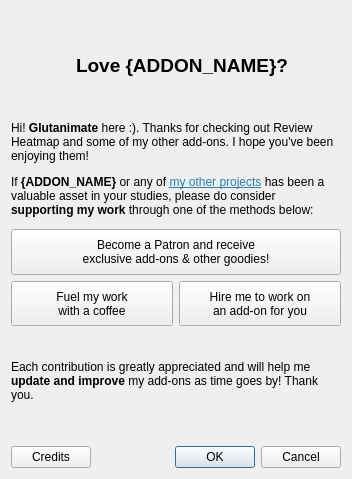
glutanimate/review-heatmap, file designer/contrib.ui: the form before one commit.
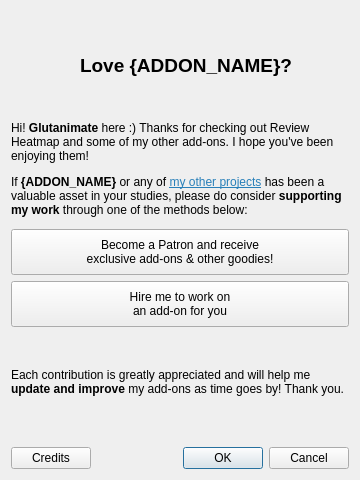
The form after the commit. Icons and pictures are not drawn.

Commit message: Update contrib buttons

The edit to the form file:
```diff
--- a/designer/contrib.ui
+++ b/designer/contrib.ui
@@ -6,8 +6,8 @@
    <rect>
     <x>0</x>
     <y>0</y>
-    <width>352</width>
-    <height>479</height>
+    <width>360</width>
+    <height>480</height>
    </rect>
   </property>
   <property name="sizePolicy">
@@ -97,7 +97,7 @@
         </sizepolicy>
        </property>
        <property name="text">
-        <string>&lt;html&gt;&lt;head/&gt;&lt;body&gt;&lt;p&gt;Hi! &lt;span style=&quot; font-weight:600;&quot;&gt;Glutanimate&lt;/span&gt; here :). Thanks for checking out Review Heatmap and some of my other add-ons. I hope you've been enjoying them! &lt;/p&gt;&lt;p&gt;If &lt;span style=&quot; font-weight:600;&quot;&gt;{ADDON_NAME}&lt;/span&gt; or any of &lt;a href=&quot;action://installed-addons&quot;&gt;&lt;span style=&quot; text-decoration: underline; color:#2980b9;&quot;&gt;my other projects&lt;/span&gt;&lt;/a&gt; has been a valuable asset in your studies, please do consider &lt;span style=&quot; font-weight:600;&quot;&gt;supporting my work&lt;/span&gt; through one of the methods below:&lt;/p&gt;&lt;/body&gt;&lt;/html&gt;</string>
+        <string>&lt;html&gt;&lt;head/&gt;&lt;body&gt;&lt;p&gt;Hi! &lt;span style=&quot; font-weight:600;&quot;&gt;Glutanimate&lt;/span&gt; here :) Thanks for checking out Review Heatmap and some of my other add-ons. I hope you've been enjoying them! &lt;/p&gt;&lt;p&gt;If &lt;span style=&quot; font-weight:600;&quot;&gt;{ADDON_NAME}&lt;/span&gt; or any of &lt;a href=&quot;action://installed-addons&quot;&gt;&lt;span style=&quot; text-decoration: underline; color:#2980b9;&quot;&gt;my other projects&lt;/span&gt;&lt;/a&gt; has been a valuable asset in your studies, please do consider &lt;span style=&quot; font-weight:600;&quot;&gt;supporting my work&lt;/span&gt; through one of the methods below:&lt;/p&gt;&lt;/body&gt;&lt;/html&gt;</string>
        </property>
        <property name="wordWrap">
         <bool>true</bool>
@@ -125,60 +125,6 @@
      </item>
      <item>
       <layout class="QGridLayout" name="gridLayout">
-       <item row="2" column="0">
-        <widget class="QPushButton" name="btnCoffee">
-         <property name="sizePolicy">
-          <sizepolicy hsizetype="Expanding" vsizetype="Minimum">
-           <horstretch>0</horstretch>
-           <verstretch>0</verstretch>
-          </sizepolicy>
-         </property>
-         <property name="toolTip">
-          <string>Each coffee helps. Thank you!</string>
-         </property>
-         <property name="text">
-          <string>Fuel my work
-with a coffee</string>
-         </property>
-         <property name="icon">
-          <iconset resource="../resources/icons.qrc">
-           <normaloff>:/review_heatmap/icons/coffee.svg</normaloff>:/review_heatmap/icons/coffee.svg</iconset>
-         </property>
-         <property name="iconSize">
-          <size>
-           <width>32</width>
-           <height>32</height>
-          </size>
-         </property>
-        </widget>
-       </item>
-       <item row="2" column="1">
-        <widget class="QPushButton" name="btnMail">
-         <property name="sizePolicy">
-          <sizepolicy hsizetype="Expanding" vsizetype="Minimum">
-           <horstretch>0</horstretch>
-           <verstretch>0</verstretch>
-          </sizepolicy>
-         </property>
-         <property name="toolTip">
-          <string>&lt;html&gt;Feel free to send me an email with your idea – be it a new add-on or feature in an existing add-on – and we can work things out.&lt;/html&gt;</string>
-         </property>
-         <property name="text">
-          <string>Hire me to work on
-an add-on for you</string>
-         </property>
-         <property name="icon">
-          <iconset resource="../resources/icons.qrc">
-           <normaloff>:/review_heatmap/icons/email.svg</normaloff>:/review_heatmap/icons/email.svg</iconset>
-         </property>
-         <property name="iconSize">
-          <size>
-           <width>32</width>
-           <height>14</height>
-          </size>
-         </property>
-        </widget>
-       </item>
        <item row="1" column="0" colspan="2">
         <widget class="QPushButton" name="btnPatreon">
          <property name="sizePolicy">
@@ -206,6 +152,33 @@
          </property>
         </widget>
        </item>
+       <item row="2" column="0" colspan="2">
+        <widget class="QPushButton" name="btnMail">
+         <property name="sizePolicy">
+          <sizepolicy hsizetype="Expanding" vsizetype="Minimum">
+           <horstretch>0</horstretch>
+           <verstretch>0</verstretch>
+          </sizepolicy>
+         </property>
+         <property name="toolTip">
+          <string>&lt;html&gt;Feel free to send me an email with your idea – be it a new add-on or feature in an existing add-on – and we can work things out.&lt;/html&gt;</string>
+         </property>
+         <property name="text">
+          <string>Hire me to work on
+an add-on for you</string>
+         </property>
+         <property name="icon">
+          <iconset resource="../resources/icons.qrc">
+           <normaloff>:/review_heatmap/icons/email.svg</normaloff>:/review_heatmap/icons/email.svg</iconset>
+         </property>
+         <property name="iconSize">
+          <size>
+           <width>32</width>
+           <height>14</height>
+          </size>
+         </property>
+        </widget>
+       </item>
       </layout>
      </item>
      <item>
```
Left out of the diff: 1 changed line with no effect on the pictures. The commit also changes 1 other file.
